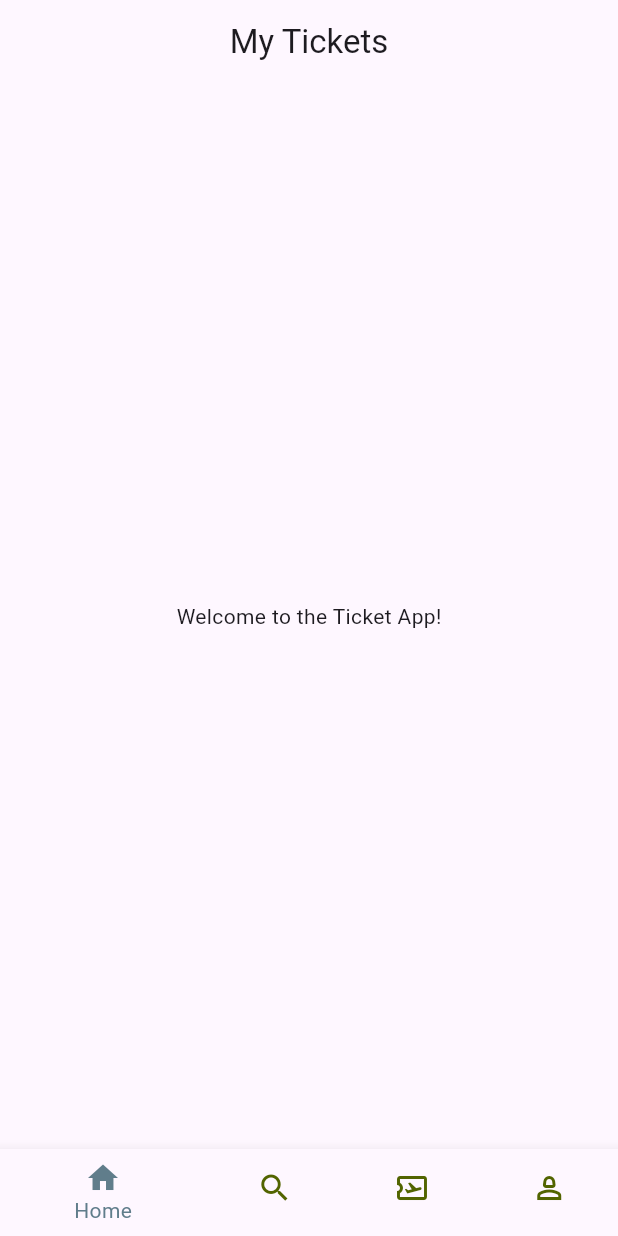
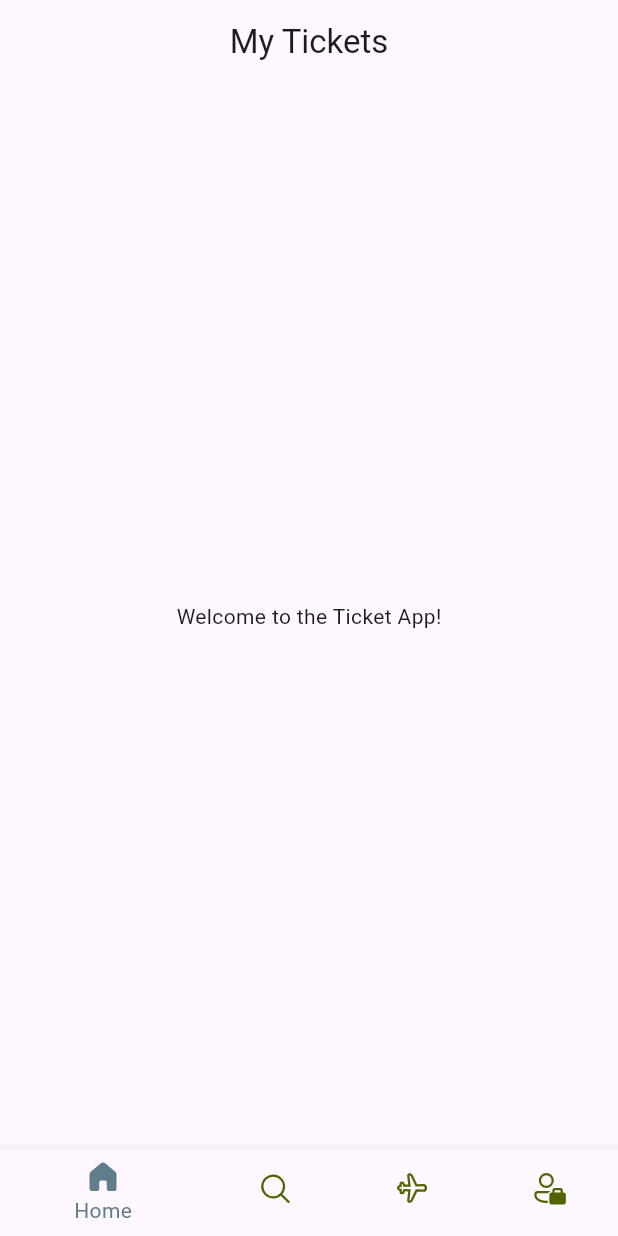
Before and after one commit to CodingWithJan-1/Flutter_App, a Flutter app: the screen it shows after launch, on a phone screen of 412 x 824 dp. Run offline on Flutter 3.47's test engine with Material 3 defaults, Android fonts, the phone set to English and light mode, and no system bars; our stand-ins replace fluentui_icons.

Commit message:
used the imported Icons

```diff
--- a/lib/base/bottom_nav_bar.dart
+++ b/lib/base/bottom_nav_bar.dart
@@ -26,10 +26,22 @@ class BottomNavBar extends StatelessWidget {
         selectedItemColor:  Colors.blueGrey,
         unselectedItemColor: const Color(0xFF526400),
         items: const [
-          BottomNavigationBarItem(icon: Icon(Icons.home), label: "Home"),
-          BottomNavigationBarItem(icon: Icon(Icons.search), label: "Search"),
-          BottomNavigationBarItem(icon: Icon(Icons.airplane_ticket_outlined), label: "airplane_ticket_outlined"),
-          BottomNavigationBarItem(icon: Icon(Icons.person_2_outlined), label: "Person"),
+          BottomNavigationBarItem(
+            icon: Icon(FluentSystemIcons.ic_fluent_home_add_regular),
+            activeIcon: Icon(FluentSystemIcons.ic_fluent_home_filled),
+            label: "Home"),
+          BottomNavigationBarItem(
+            icon: Icon(FluentSystemIcons.ic_fluent_search_regular),
+            activeIcon: Icon(FluentSystemIcons.ic_fluent_search_filled),
+            label: "Search"),
+          BottomNavigationBarItem(
+            icon: Icon(FluentSystemIcons.ic_fluent_airplane_regular),
+            activeIcon: Icon(FluentSystemIcons.ic_fluent_airplane_filled),
+            label: "Tickets"),
+          BottomNavigationBarItem(
+            icon: Icon(FluentSystemIcons.ic_fluent_person_accounts_regular),
+            activeIcon: Icon(FluentSystemIcons.ic_fluent_person_accounts_filled),
+            label: "Profile"),
         ] // a list
       ),
     );
```
